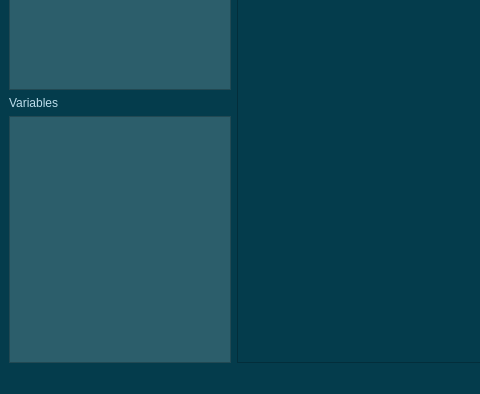
First picture: the form in ClassWindow.ui, repository Alienso/MainAnt, before the edit; both pictures show x 0 to 480 and y 206 to 600 of the 800 by 600 pixel window.
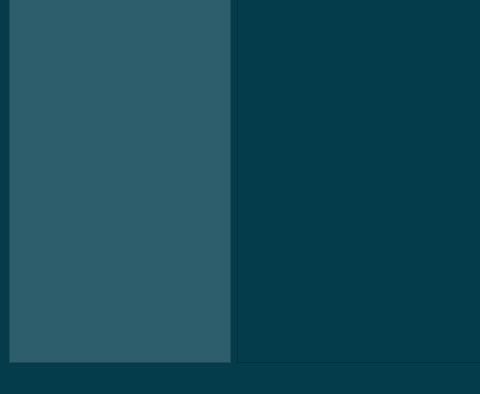
Second picture: the form after the edit. Custom widgets are drawn as their Qt base class.

Commit message:
style: ClassWindow i MainWindow, promenljive
* U ClassWindow-u je obrisana labela i widget u kome bi trebale da se pisu promenljive koje klasa sadrzi, posto su sve promeljive vec na ekranu, pa je samim tim ovo polje bilo nepotrebno.
U MainWidnow-s je promenjeno drugme '+Variable' u labelu 'Variable', jer se tu samo ispisuju javne promenljive iz korisnickih klasa.

What changed in the file:
```diff
--- a/ClassWindow.ui
+++ b/ClassWindow.ui
@@ -40,25 +40,6 @@
         </property>
        </widget>
       </item>
-      <item>
-       <widget class="QLabel" name="label">
-        <property name="styleSheet">
-         <string notr="true">color : rgb(189, 221, 235)</string>
-        </property>
-        <property name="text">
-         <string>Variables</string>
-        </property>
-       </widget>
-      </item>
-      <item>
-       <widget class="QListWidget" name="VariableView">
-        <property name="styleSheet">
-         <string notr="true">background-color: rgb(44, 94, 107);
-color : rgb(255, 255, 255);
-</string>
-        </property>
-       </widget>
-      </item>
      </layout>
     </item>
     <item>
```
The commit also changes 1 other file.
